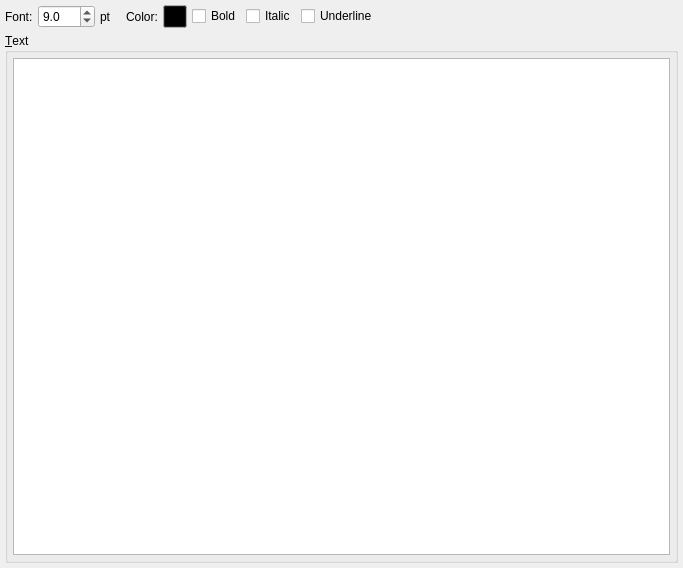
Qt form libs/libgui/ui/dbobjects/textboxwidget.ui (maniac787/pgmodeler) before a commit.
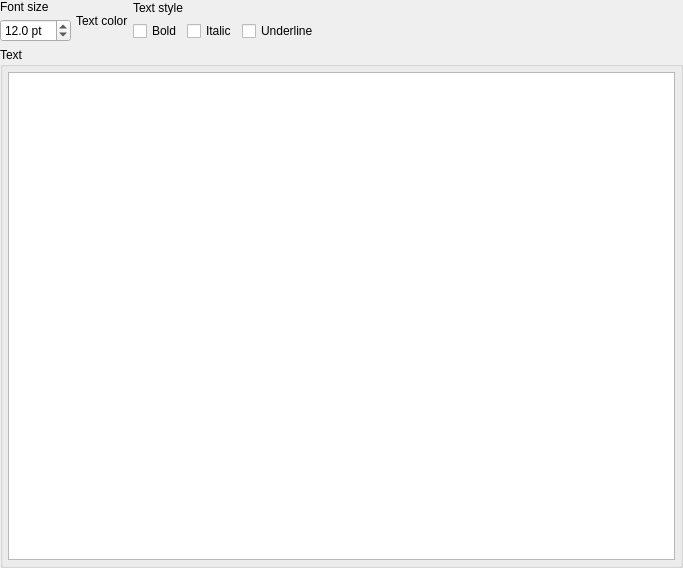
The same form after that commit.

Commit message: Improve configureTabbedLayout variants and refactor TagWidget and TextboxWidget

```diff
--- a/libs/libgui/ui/dbobjects/textboxwidget.ui
+++ b/libs/libgui/ui/dbobjects/textboxwidget.ui
@@ -10,73 +10,53 @@
     <height>568</height>
    </rect>
   </property>
-  <layout class="QGridLayout" name="textbox_grid">
-   <property name="leftMargin">
-    <number>5</number>
-   </property>
-   <property name="topMargin">
-    <number>5</number>
-   </property>
-   <property name="rightMargin">
-    <number>5</number>
-   </property>
-   <property name="bottomMargin">
-    <number>5</number>
-   </property>
+  <layout class="QVBoxLayout" name="textbox_lt">
    <property name="spacing">
     <number>5</number>
    </property>
-   <item row="1" column="0">
-    <widget class="QGroupBox" name="groupBox">
-     <property name="title">
-      <string>&amp;Text</string>
-     </property>
-     <layout class="QVBoxLayout" name="verticalLayout_2">
-      <property name="spacing">
-       <number>5</number>
-      </property>
       <property name="leftMargin">
-       <number>5</number>
+    <number>0</number>
       </property>
       <property name="topMargin">
-       <number>5</number>
+    <number>0</number>
       </property>
       <property name="rightMargin">
-       <number>5</number>
+    <number>0</number>
       </property>
       <property name="bottomMargin">
-       <number>5</number>
+    <number>0</number>
       </property>
       <item>
-       <widget class="QPlainTextEdit" name="text_txt">
-        <property name="plainText">
-         <string/>
-        </property>
-       </widget>
-      </item>
-     </layout>
-    </widget>
-   </item>
-   <item row="0" column="0">
-    <layout class="QHBoxLayout" name="horizontalLayout_2">
+    <layout class="QHBoxLayout" name="txtbox_attribs_lt">
      <property name="spacing">
       <number>5</number>
      </property>
+     <item>
+      <layout class="QVBoxLayout" name="verticalLayout">
      <item>
       <widget class="QLabel" name="label">
        <property name="sizePolicy">
-        <sizepolicy hsizetype="Fixed" vsizetype="Preferred">
+          <sizepolicy hsizetype="Fixed" vsizetype="Fixed">
          <horstretch>0</horstretch>
          <verstretch>0</verstretch>
         </sizepolicy>
        </property>
        <property name="text">
-        <string>Font:</string>
+          <string>Font size</string>
        </property>
       </widget>
      </item>
      <item>
       <widget class="QDoubleSpinBox" name="font_size_sb">
+         <property name="sizePolicy">
+          <sizepolicy hsizetype="Preferred" vsizetype="Preferred">
+           <horstretch>0</horstretch>
+           <verstretch>0</verstretch>
+          </sizepolicy>
+         </property>
+         <property name="suffix">
+          <string> pt</string>
+         </property>
        <property name="decimals">
         <number>1</number>
        </property>
@@ -87,77 +67,58 @@
         <double>200.000000000000000</double>
        </property>
        <property name="value">
-        <double>9.000000000000000</double>
-       </property>
-      </widget>
+          <double>12.000000000000000</double>
+         </property>
+        </widget>
+       </item>
+      </layout>
      </item>
      <item>
-      <widget class="QLabel" name="label_2">
-       <property name="text">
-        <string>pt</string>
-       </property>
-      </widget>
-     </item>
+      <layout class="QVBoxLayout" name="text_color_lt">
      <item>
       <widget class="QLabel" name="color_lbl">
+         <property name="sizePolicy">
+          <sizepolicy hsizetype="Preferred" vsizetype="Fixed">
+           <horstretch>0</horstretch>
+           <verstretch>0</verstretch>
+          </sizepolicy>
+         </property>
        <property name="text">
-        <string>Color:</string>
+          <string>Text color</string>
        </property>
        <property name="indent">
-        <number>10</number>
+          <number>0</number>
        </property>
       </widget>
      </item>
+      </layout>
+     </item>
      <item>
-      <widget class="QToolButton" name="color_select_tb">
+      <layout class="QVBoxLayout" name="text_style_lt">
+       <property name="spacing">
+        <number>5</number>
+       </property>
+       <property name="rightMargin">
+        <number>0</number>
+       </property>
+       <item>
+        <widget class="QLabel" name="label_2">
        <property name="sizePolicy">
         <sizepolicy hsizetype="Preferred" vsizetype="Fixed">
          <horstretch>0</horstretch>
          <verstretch>0</verstretch>
         </sizepolicy>
        </property>
-       <property name="palette">
-        <palette>
-         <active>
-          <colorrole role="Button">
-           <brush brushstyle="SolidPattern">
-            <color alpha="255">
-             <red>0</red>
-             <green>0</green>
-             <blue>0</blue>
-            </color>
-           </brush>
-          </colorrole>
-         </active>
-         <inactive>
-          <colorrole role="Button">
-           <brush brushstyle="SolidPattern">
-            <color alpha="255">
-             <red>0</red>
-             <green>0</green>
-             <blue>0</blue>
-            </color>
-           </brush>
-          </colorrole>
-         </inactive>
-         <disabled>
-          <colorrole role="Button">
-           <brush brushstyle="SolidPattern">
-            <color alpha="255">
-             <red>0</red>
-             <green>0</green>
-             <blue>0</blue>
-            </color>
-           </brush>
-          </colorrole>
-         </disabled>
-        </palette>
-       </property>
        <property name="text">
-        <string/>
+          <string>Text style</string>
        </property>
       </widget>
      </item>
+       <item>
+        <layout class="QHBoxLayout" name="text_style_chk_lt">
+         <property name="spacing">
+          <number>5</number>
+         </property>
      <item>
       <widget class="QCheckBox" name="bold_chk">
        <property name="sizePolicy">
@@ -187,7 +148,7 @@
      <item>
       <widget class="QCheckBox" name="underline_chk">
        <property name="sizePolicy">
-        <sizepolicy hsizetype="Preferred" vsizetype="Fixed">
+            <sizepolicy hsizetype="Expanding" vsizetype="Fixed">
          <horstretch>0</horstretch>
          <verstretch>0</verstretch>
         </sizepolicy>
@@ -197,20 +158,42 @@
        </property>
       </widget>
      </item>
+        </layout>
+       </item>
+      </layout>
+     </item>
+    </layout>
+   </item>
      <item>
-      <spacer name="horizontalSpacer">
-       <property name="orientation">
-        <enum>Qt::Horizontal</enum>
-       </property>
-       <property name="sizeHint" stdset="0">
-        <size>
-         <width>40</width>
-         <height>20</height>
-        </size>
-       </property>
-      </spacer>
-     </item>
-    </layout>
+    <widget class="QGroupBox" name="groupBox">
+     <property name="title">
+      <string>Text</string>
+     </property>
+     <layout class="QVBoxLayout" name="verticalLayout_2">
+      <property name="spacing">
+       <number>5</number>
+      </property>
+      <property name="leftMargin">
+       <number>5</number>
+      </property>
+      <property name="topMargin">
+       <number>5</number>
+      </property>
+      <property name="rightMargin">
+       <number>5</number>
+      </property>
+      <property name="bottomMargin">
+       <number>5</number>
+      </property>
+      <item>
+       <widget class="QPlainTextEdit" name="text_txt">
+        <property name="plainText">
+         <string/>
+        </property>
+       </widget>
+      </item>
+     </layout>
+    </widget>
    </item>
   </layout>
  </widget>
```
Left out of the diff: 2 changed lines with no effect on the pictures. Lines whose indentation alone changed are shown as unchanged. The commit also changes 10 other files.
